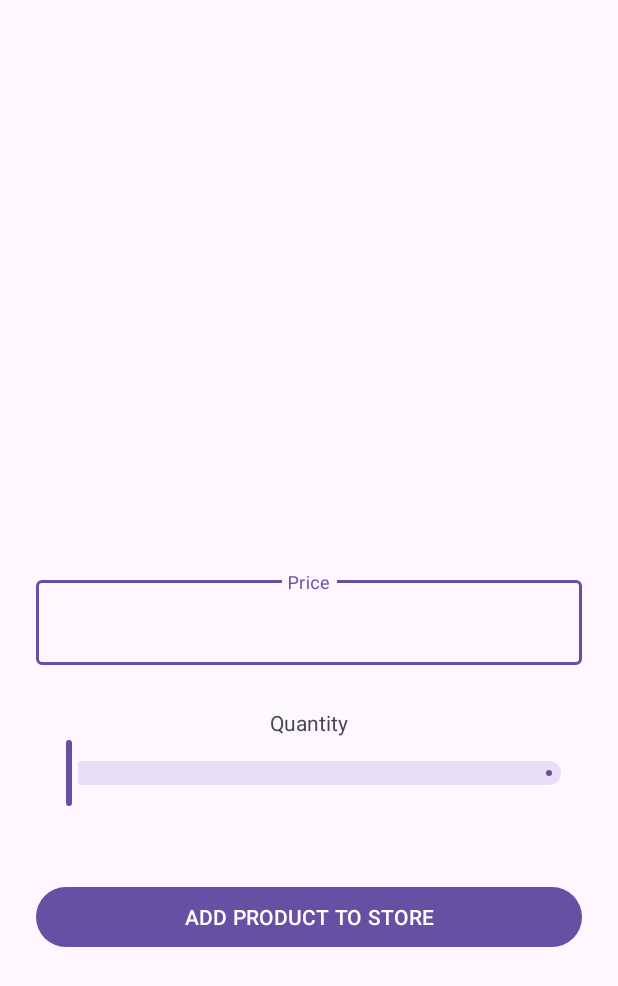
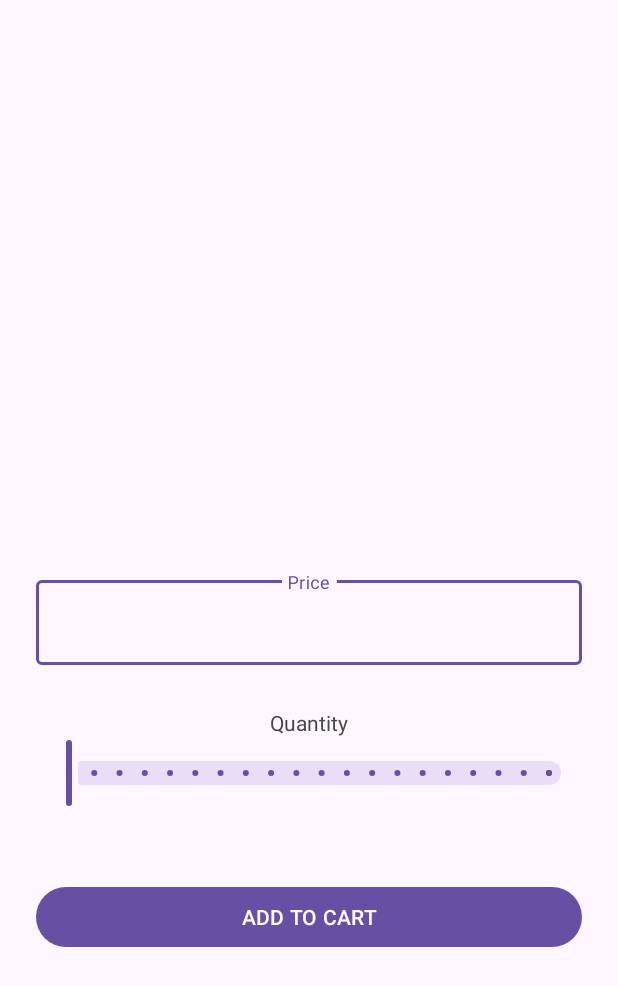
Before and after one commit to TiagoOliveiraa/ShopBuddy, an Android app: the BuyProduct screen opened directly, with no data from a screen before it, on a phone screen of 412 x 824 dp. Shown: the top 986 px of the screen. Run offline under Robolectric (Android 15) with nearby library versions, the phone set to English and light mode, and no system bars; our stand-ins replace Room's generated code; Roboto replaces fonts that are not available here.

Commit message:
Working logic part of the buying product, need to do the UI better

```diff
--- a/app/src/main/res/layout/activity_buy_product.xml
+++ b/app/src/main/res/layout/activity_buy_product.xml
@@ -14,7 +14,8 @@
         android:layout_height="wrap_content"
         app:layout_constraintBottom_toBottomOf="parent"
         app:layout_constraintStart_toStartOf="parent"
-        app:layout_constraintTop_toTopOf="parent">
+        app:layout_constraintTop_toTopOf="parent"
+        >
 
 
         <com.google.android.material.textfield.TextInputEditText
@@ -22,8 +23,9 @@
             android:layout_width="match_parent"
             android:layout_height="match_parent"
             android:gravity="center"
-            android:hint="Price"
-            android:textAlignment="center" />
+            android:hint="@string/price"
+            android:textAlignment="center"
+            android:inputType="numberDecimal"/>
 
 
     </com.google.android.material.textfield.TextInputLayout>
@@ -32,23 +34,28 @@
         android:layout_width="wrap_content"
         android:layout_height="wrap_content"
         app:layout_constraintBottom_toTopOf="@id/quantity_slide"
-        android:text="Quantity"
+        android:text="@string/Quantity_Title"
         app:layout_constraintStart_toStartOf="@id/quantity_slide"
-        app:layout_constraintEnd_toEndOf="@id/quantity_slide" />
+        app:layout_constraintEnd_toEndOf="@id/quantity_slide"
+        android:labelFor="@id/quantity_slide"/>
 
-    <com.google.android.material.slider.RangeSlider
+    <com.google.android.material.slider.Slider
         android:id="@+id/quantity_slide"
         android:layout_width="match_parent"
+        android:valueFrom="1"
+        android:valueTo="20"
+        android:stepSize="1.0"
         android:layout_height="wrap_content"
         android:layout_marginTop="48dp"
         app:layout_constraintStart_toStartOf="parent"
-        app:layout_constraintTop_toBottomOf="@id/price_edit_layout" />
+        app:layout_constraintTop_toBottomOf="@id/price_edit_layout"/>
 
     <com.google.android.material.button.MaterialButton
+        android:id="@+id/add_to_car_button"
         android:layout_width="match_parent"
         android:layout_height="wrap_content"
         app:layout_constraintTop_toBottomOf="@id/quantity_slide"
         android:layout_marginTop="48dp"
-        android:text="ADD PRODUCT TO STORE"/>
+        android:text="ADD TO CART"/>
 
 </androidx.constraintlayout.widget.ConstraintLayout>
--- a/app/src/main/res/layout/list_item_row.xml
+++ b/app/src/main/res/layout/list_item_row.xml
@@ -27,9 +27,10 @@
             android:text=""
             android:textSize="24sp"
             android:textStyle="bold"
+            android:textColor="#252323"
             app:layout_constraintBottom_toBottomOf="parent"
             app:layout_constraintLeft_toLeftOf="parent"
-            app:layout_constraintRight_toRightOf="parent"
+            android:layout_marginLeft="24dp"
             app:layout_constraintTop_toTopOf="parent"
             tools:text="This is a test" />
 
--- a/app/src/main/res/values/strings.xml
+++ b/app/src/main/res/values/strings.xml
@@ -9,4 +9,6 @@
     <string name="list_title">Products List</string>
     <string name="shopping_title">Shopping</string>
     <string name="spending_title">Spending</string>
+    <string name="price">Price</string>
+    <string name="Quantity_Title">Quantity</string>
 </resources>
```
Also changed, not shown: app/src/main/java/com/toliveira/shopbuddy/view/shopping/BuyProduct.kt (+50 -1 lines), app/src/main/java/com/toliveira/shopbuddy/view/shopping/ShoppingAdapter.kt (+6 -9 lines).
